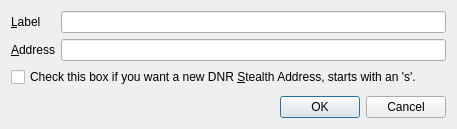
Before: the Qt Designer form src/qt/forms/editaddressdialog.ui in metaspartan/denarius, drawn with Qt 5.
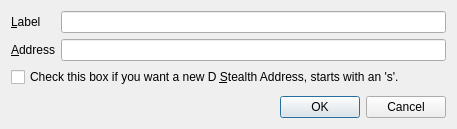
After: the same form once the commit is applied.

Patch:
```diff
--- a/src/qt/forms/editaddressdialog.ui
+++ b/src/qt/forms/editaddressdialog.ui
@@ -56,7 +56,7 @@
      <item row="2" column="0" colspan="2">
       <widget class="QCheckBox" name="stealthCB">
        <property name="text">
-        <string>Check this box if you want a new DNR &amp;Stealth Address, starts with an 's'.</string>
+        <string>Check this box if you want a new D &amp;Stealth Address, starts with an 's'.</string>
        </property>
       </widget>
      </item>
```
